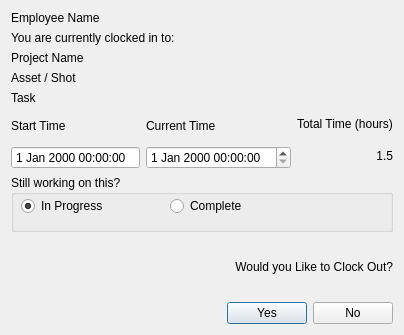
Above: install/manual/tk-t-sheets/v0.1.0/resources/clock_out_dialog.ui from SleepDeprivedVFX/tk-t-sheets before the change. Below: the same form after it.
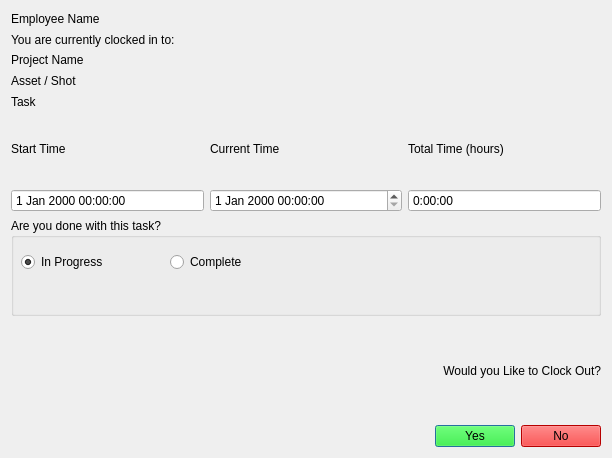
That is the form after the change.

Commit message: Made a blind setup of the Clock In script.  Going to send it to work and test it out there.

Diff of the .ui file:
```diff
--- a/install/manual/tk-t-sheets/v0.1.0/resources/clock_out_dialog.ui
+++ b/install/manual/tk-t-sheets/v0.1.0/resources/clock_out_dialog.ui
@@ -6,8 +6,8 @@
    <rect>
     <x>0</x>
     <y>0</y>
-    <width>402</width>
-    <height>335</height>
+    <width>612</width>
+    <height>458</height>
    </rect>
   </property>
   <property name="windowTitle">
@@ -109,15 +109,12 @@
         </widget>
        </item>
        <item>
-        <widget class="QLabel" name="label">
-         <property name="styleSheet">
-          <string notr="true">font: 75 10pt &quot;Arial&quot;;</string>
+        <widget class="QTimeEdit" name="total_time">
+         <property name="buttonSymbols">
+          <enum>QAbstractSpinBox::NoButtons</enum>
          </property>
-         <property name="text">
-          <string>1.5</string>
-         </property>
-         <property name="alignment">
-          <set>Qt::AlignRight|Qt::AlignTrailing|Qt::AlignVCenter</set>
+         <property name="displayFormat">
+          <string>h:mm:ss</string>
          </property>
         </widget>
        </item>
@@ -131,15 +128,15 @@
       <string notr="true">font: 75 10pt &quot;Arial&quot;;</string>
      </property>
      <property name="title">
-      <string>Still working on this?</string>
+      <string>Are you done with this task?</string>
      </property>
      <widget class="QWidget" name="layoutWidget">
       <property name="geometry">
        <rect>
         <x>10</x>
-        <y>20</y>
+        <y>30</y>
         <width>291</width>
-        <height>22</height>
+        <height>29</height>
        </rect>
       </property>
       <layout class="QHBoxLayout" name="horizontalLayout_2">
@@ -198,6 +195,10 @@
      </item>
      <item>
       <widget class="QPushButton" name="yes_btn">
+       <property name="styleSheet">
+        <string notr="true">background-color: rgb(0, 255, 0);
+font: 75 10pt &quot;Arial&quot;;</string>
+       </property>
        <property name="text">
         <string>Yes</string>
        </property>
@@ -205,6 +206,9 @@
      </item>
      <item>
       <widget class="QPushButton" name="no_btn">
+       <property name="styleSheet">
+        <string notr="true">background-color: rgb(255, 0, 0);</string>
+       </property>
        <property name="text">
         <string>No</string>
        </property>
```
Left out of the diff: 1 changed line with no effect on the pictures. The commit also changes 5 other files.
